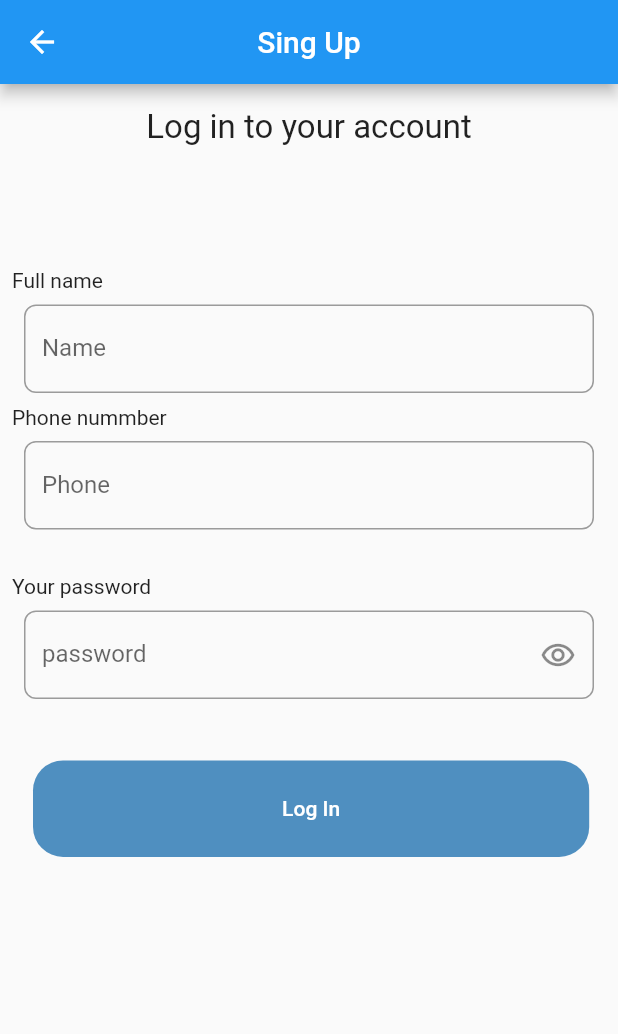
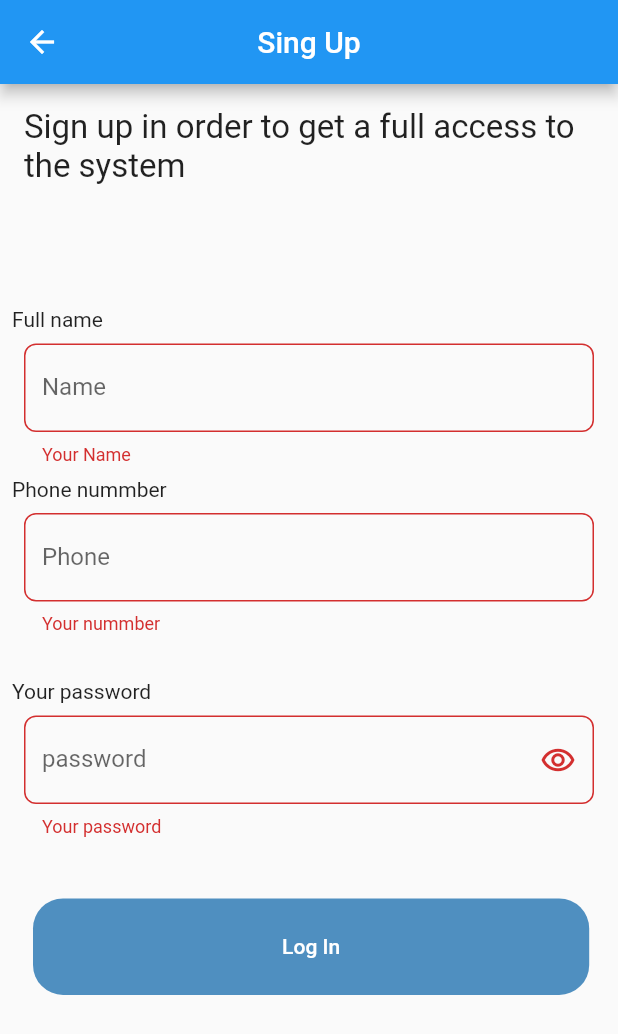
Before and after one commit to Dilmurod0930/Patient_Doctor, a Flutter app: the SingUpPage screen opened by its route, after a tap on "Log In", on a phone screen of 412 x 824 dp. Shown: the top 1034 px of the screen. Run offline on Flutter 3.47's test engine with Material 2 defaults, Android fonts, the phone set to English and light mode, and no system bars.

Commit message:
Sing In  bilan Sing Up to'liq  bo'ldi

```diff
--- a/lib/Screens/auth/sing_up/sing_up_auth.dart
+++ b/lib/Screens/auth/sing_up/sing_up_auth.dart
@@ -1,24 +1,35 @@
 import 'package:flutter/material.dart';
 import 'package:med/core/constants/color_const.dart';
 
-class SingUpPage extends StatelessWidget {
-  const SingUpPage({ Key? key }) : super(key: key);
+class SingUpPage extends StatefulWidget {
+  const SingUpPage({Key? key}) : super(key: key);
 
+  @override
+  State<SingUpPage> createState() => _SingUpPageState();
+}
+
+class _SingUpPageState extends State<SingUpPage> {
+  final _formKey = GlobalKey<FormState>();
+  final TextEditingController _nameController = TextEditingController();
+  final TextEditingController _passwordController = TextEditingController();
+  final TextEditingController _phoneController = TextEditingController();
   @override
   Widget build(BuildContext context) {
     return Scaffold(
       appBar: AppBar(centerTitle: true, title: const Text("Sing Up")),
       body: Padding(
         padding: const EdgeInsets.all(8.0),
+        child: Form(
+          key: _formKey,
           child: Column(
             crossAxisAlignment: CrossAxisAlignment.start,
             children: [
-         const   Padding(
-              padding:  EdgeInsets.all(8.0),
-              child:  SizedBox(
+              const Padding(
+                padding: EdgeInsets.all(8.0),
+                child: SizedBox(
                   child: Center(
                     child: Text(
-                    "Log in to your account",
+                      "Sign up in order to get a full access to the system",
                       style: TextStyle(fontSize: 22),
                     ),
                   ),
@@ -29,6 +40,7 @@ class SingUpPage extends StatelessWidget {
               Padding(
                 padding: const EdgeInsets.all(8.0),
                 child: TextFormField(
+                  controller: _nameController,
                   decoration: const InputDecoration(
                     fillColor: Colors.grey,
                     focusColor: Colors.grey,
@@ -51,6 +63,7 @@ class SingUpPage extends StatelessWidget {
               Padding(
                 padding: const EdgeInsets.all(8.0),
                 child: TextFormField(
+                  controller: _passwordController,
                   decoration: const InputDecoration(
                     fillColor: Colors.grey,
                     focusColor: Colors.grey,
@@ -69,12 +82,12 @@ class SingUpPage extends StatelessWidget {
                   },
                 ),
               ),
-
               const SizedBox(height: 22),
               const Text("Your password"),
               Padding(
                 padding: const EdgeInsets.all(8.0),
                 child: TextFormField(
+                  controller: _passwordController,
                   decoration: InputDecoration(
                     fillColor: Colors.grey,
                     focusColor: Colors.grey,
@@ -116,7 +129,12 @@ class SingUpPage extends StatelessWidget {
                         ),
                       ),
                       onPressed: () {
+                        if (_formKey.currentState!.validate()) {
+                          String email = _nameController.text.trim();
+                          String password = _passwordController.text.trim();
+                          String phone = _phoneController.text.trim();
                           Navigator.pushNamed(context, "/");
+                        }
                       },
                     ),
                   ),
@@ -125,7 +143,7 @@ class SingUpPage extends StatelessWidget {
             ],
           ),
         ),
+      ),
     );
-
   }
 }
```
Also changed, not shown: lib/Screens/auth/sing_in/sing_in_auth.dart (+21 -5 lines). Lines whose indentation alone changed are shown as unchanged.
